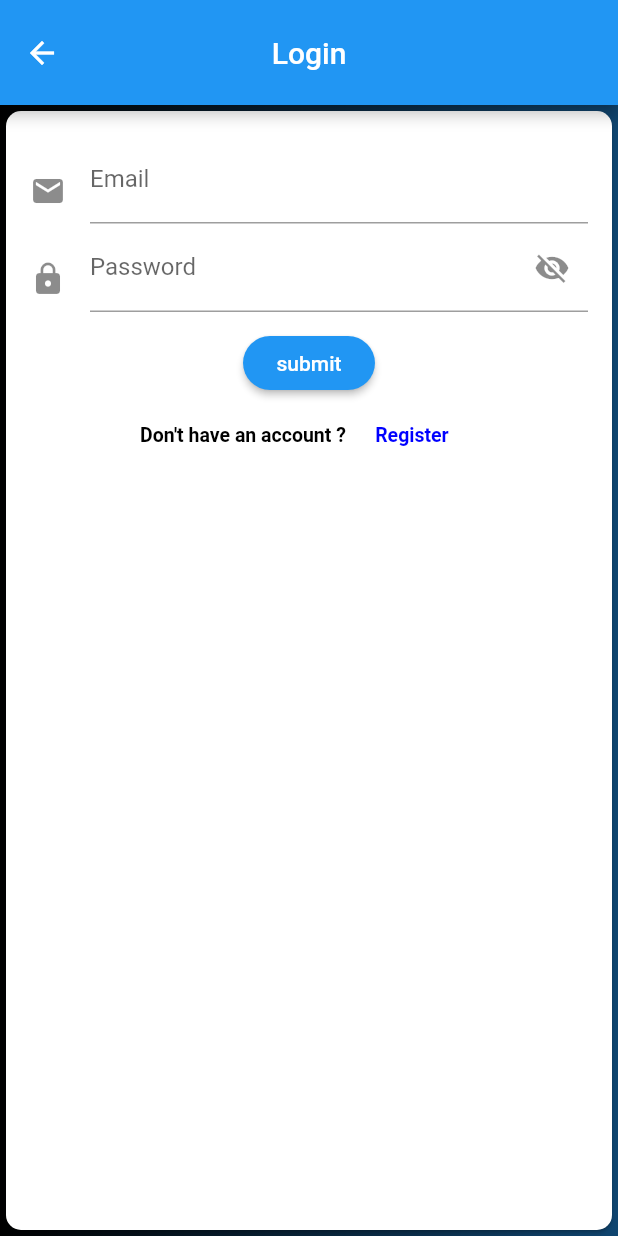
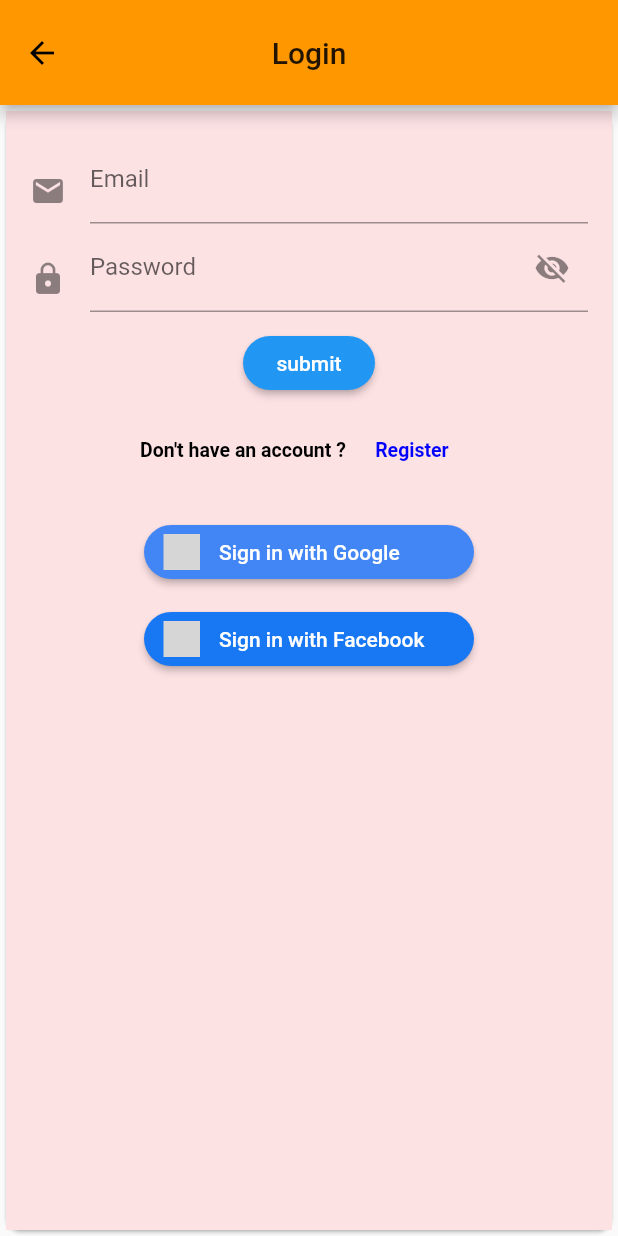
Before and after one commit to imam-swe/Student-Management-, a Flutter app: the screen it shows after launch, after a tap on "Student", on a phone screen of 412 x 824 dp. Run offline on Flutter 3.47's test engine with Material 2 defaults, Android fonts, the phone set to English and light mode, and no system bars; our stand-ins replace flutter_signin_button; statements that could not run were skipped; grey boxes are pictures that could not be loaded.

Commit message:
updated design & add new files

```diff
--- a/lib/main.dart
+++ b/lib/main.dart
@@ -25,7 +25,7 @@ class MyApp extends StatelessWidget {
             debugShowCheckedModeBanner: false,
             title: 'Flutter Demo',
             theme: ThemeData(
-              primarySwatch: Colors.blue,
+              primarySwatch: Colors.orange,
             ),
             home: const MyHomePage(title: 'Student Management System'),
           );
--- a/lib/screens/homepage.dart
+++ b/lib/screens/homepage.dart
@@ -1,7 +1,7 @@
 import 'package:flutter/material.dart';
 import 'package:i_school/screens/login_page.dart';
-import 'package:i_school/screens/login_page.dart';
-import 'package:i_school/screens/registration_page.dart';
+// import 'package:i_school/screens/login_page.dart';
+// import 'package:i_school/screens/registration_page.dart';
 
 class MyHomePage extends StatefulWidget {
   const MyHomePage({Key? key, required this.title}) : super(key: key);
@@ -16,6 +16,7 @@ class _MyHomePageState extends State<MyHomePage> {
   @override
   Widget build(BuildContext context) {
     return Scaffold(
+      backgroundColor: Color(0xffeae2b7),
       appBar: AppBar(
         title: Text(widget.title),
       ),
@@ -23,7 +24,7 @@ class _MyHomePageState extends State<MyHomePage> {
         padding: const EdgeInsets.all(10.0),
         child: Center(
           child: Column(
-            mainAxisAlignment: MainAxisAlignment.center,
+            crossAxisAlignment: CrossAxisAlignment.center,
             children: <Widget>[
               Image.asset(
                 'images/sms2.png',
@@ -36,7 +37,7 @@ class _MyHomePageState extends State<MyHomePage> {
                 style: TextStyle(
                     fontSize: 20,
                     fontWeight: FontWeight.bold,
-                    color: Colors.orangeAccent),
+                    color: Colors.black),
                 textAlign: TextAlign.center,
               ),
               SizedBox(
@@ -45,7 +46,8 @@ class _MyHomePageState extends State<MyHomePage> {
               OutlinedButton(
                 style: OutlinedButton.styleFrom(
                   shape: StadiumBorder(),
-                  side: BorderSide(width: 3, color: Colors.teal),
+                  //side: BorderSide(width: 3, color: Colors.orange),
+                  backgroundColor: Colors.orange,
                 ),
                 onPressed: () {
                   Navigator.push(
@@ -53,7 +55,10 @@ class _MyHomePageState extends State<MyHomePage> {
                     MaterialPageRoute(builder: (context) => LoginScreen()),
                   );
                 },
-                child: Text('Student'),
+                child: Text(
+                  'Student',
+                  style: TextStyle(color: Colors.black),
+                ),
               ),
               SizedBox(
                 height: 10.0,
@@ -61,7 +66,8 @@ class _MyHomePageState extends State<MyHomePage> {
               OutlinedButton(
                 style: OutlinedButton.styleFrom(
                   shape: StadiumBorder(),
-                  side: BorderSide(width: 3, color: Colors.teal),
+                  // side: BorderSide(width: 3, color: Colors.orange),
+                  backgroundColor: Colors.orange,
                 ),
                 onPressed: () {
                   Navigator.push(
@@ -69,7 +75,10 @@ class _MyHomePageState extends State<MyHomePage> {
                     MaterialPageRoute(builder: (context) => LoginScreen()),
                   );
                 },
-                child: Text('Teacher'),
+                child: Text(
+                  'Teacher',
+                  style: TextStyle(color: Colors.black),
+                ),
               )
             ],
           ),
--- a/lib/screens/login_page.dart
+++ b/lib/screens/login_page.dart
@@ -26,27 +26,26 @@ class _LoginScreenState extends State<LoginScreen> {
   @override
   Widget build(BuildContext context) {
     return Scaffold(
-      backgroundColor: Colors.blue,
       appBar: AppBar(
-        backgroundColor: Colors.blue,
+        backgroundColor: Colors.orange,
         toolbarHeight: 70,
         title: Text('Login'),
         centerTitle: true,
       ),
       body: Stack(
         children: <Widget>[
-          Container(
-            decoration: BoxDecoration(
-                gradient:
-                    LinearGradient(colors: [Colors.black, Colors.black54])),
-          ),
+          // Container(
+          //   decoration: BoxDecoration(
+          //       gradient:
+          //           LinearGradient(colors: [Colors.black, Colors.black54])),
+          // ),
           Center(
             child: Card(
               shape: RoundedRectangleBorder(
                 borderRadius: BorderRadius.circular(10.0),
               ),
               child: Container(
-                //color: Color(0xffD4F1F4),
+                color: Color(0xfffde2e4),
                 height: MediaQuery.of(context).size.height,
                 // width: MediaQuery.of(context).size.width * 0.5,
                 padding: EdgeInsets.all(16),
@@ -78,10 +77,6 @@ class _LoginScreenState extends State<LoginScreen> {
                                 padding: const EdgeInsets.only(top: 15.0),
                                 child: const Icon(Icons.lock),
                               ),
-                              // suffixIcon: const Padding(
-                              //   padding: const EdgeInsets.only(top: 15.0),
-                              //   child: const Icon(Icons.visibility_off),
-                              // ),
                               suffixIcon: InkWell(
                                 onTap: _togglePasswordView,
                                 child: Icon(
@@ -125,9 +120,12 @@ class _LoginScreenState extends State<LoginScreen> {
                           color: Colors.blue,
                           textColor: Colors.white,
                         ),
+                        SizedBox(
+                          height: 10.0,
+                        ),
                         _createAccountLabel(),
 
-                        //_loginWithButton(),
+                        _loginWithButton(),
                       ],
                     ),
                   ),
@@ -136,11 +134,6 @@ class _LoginScreenState extends State<LoginScreen> {
               color: Colors.white,
             ),
           ),
-          // Row(
-          //   children: [
-          //     Text('sdfgh', style: TextStyle(),),
-          //   ],
-          // ),
         ],
       ),
     );
@@ -186,19 +179,26 @@ class _LoginScreenState extends State<LoginScreen> {
       child: Column(
         mainAxisAlignment: MainAxisAlignment.center,
         children: <Widget>[
+          SizedBox(
+            height: 20.0,
+          ),
           SignInButton(
-            Buttons.Google,
-            text: "Sign up with Google",
+            Buttons.GoogleDark,
+            // text: "Sign in with Google",
+            shape: RoundedRectangleBorder(
+              borderRadius: BorderRadius.circular(20),
+            ),
             onPressed: () {},
           ),
-          SignInButton(
-            Buttons.Facebook,
-            text: "Sign up with Facebook",
-            onPressed: () {},
+          SizedBox(
+            height: 10.0,
           ),
           SignInButton(
-            Buttons.GitHub,
-            text: "Sign up with GitHub",
+            Buttons.FacebookNew,
+            // text: "Sign in with Facebook",
+            shape: RoundedRectangleBorder(
+              borderRadius: BorderRadius.circular(30),
+            ),
             onPressed: () {},
           )
         ],
--- a/lib/screens/registration_page.dart
+++ b/lib/screens/registration_page.dart
@@ -19,7 +19,7 @@ class _SignupScreenState extends State<SignupScreen> {
   @override
   Widget build(BuildContext context) {
     return Scaffold(
-      backgroundColor: Color(0xfffde2e4),
+      backgroundColor: Color(0xffeae2b7),
       appBar: AppBar(
         title: Text('Sign Up'),
         actions: <Widget>[
```
Also changed, not shown: lib/screens/studentpage.dart (added), lib/screens/teacherpage.dart (added).
